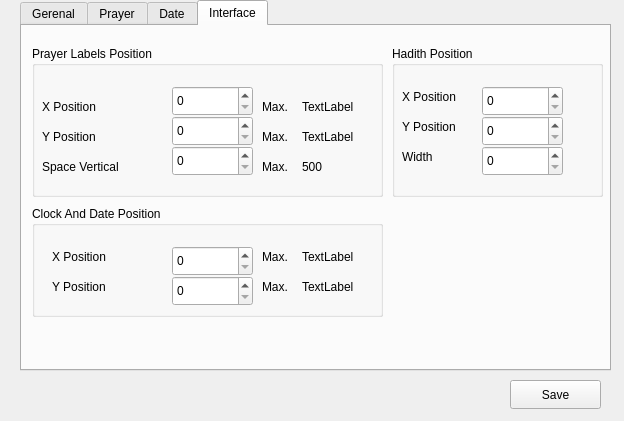
Above: settings.ui from OneUmmahTech/Takbeer before the change. Below: the same form after it.
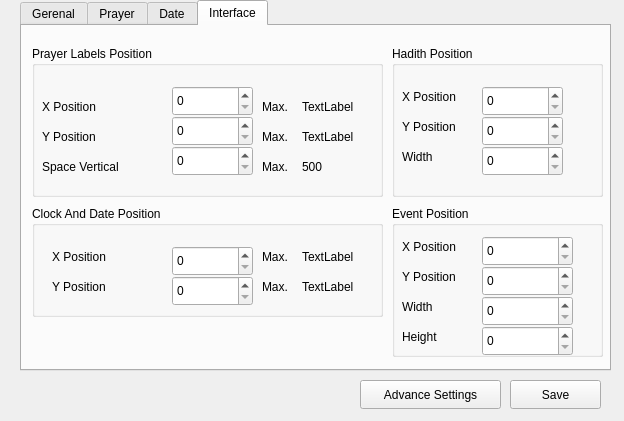
That is the form after the change. The open tabs and pages were chosen to show the change.

Commit message: adding events Function with it col in database

```diff
--- a/settings.ui
+++ b/settings.ui
@@ -706,6 +706,123 @@
       </property>
      </widget>
     </widget>
+    <widget class="QGroupBox" name="EventPosition">
+     <property name="geometry">
+      <rect>
+       <x>370</x>
+       <y>180</y>
+       <width>211</width>
+       <height>151</height>
+      </rect>
+     </property>
+     <property name="title">
+      <string>Event Position</string>
+     </property>
+     <widget class="QLabel" name="xPositionLabelEvent">
+      <property name="geometry">
+       <rect>
+        <x>10</x>
+        <y>30</y>
+        <width>81</width>
+        <height>21</height>
+       </rect>
+      </property>
+      <property name="text">
+       <string>X Position</string>
+      </property>
+     </widget>
+     <widget class="QLabel" name="yPositionLabelEvent">
+      <property name="geometry">
+       <rect>
+        <x>10</x>
+        <y>60</y>
+        <width>81</width>
+        <height>21</height>
+       </rect>
+      </property>
+      <property name="text">
+       <string>Y Position</string>
+      </property>
+     </widget>
+     <widget class="QLabel" name="widthEvent">
+      <property name="geometry">
+       <rect>
+        <x>10</x>
+        <y>90</y>
+        <width>81</width>
+        <height>21</height>
+       </rect>
+      </property>
+      <property name="text">
+       <string>Width</string>
+      </property>
+     </widget>
+     <widget class="QLabel" name="heightEvent">
+      <property name="geometry">
+       <rect>
+        <x>10</x>
+        <y>120</y>
+        <width>81</width>
+        <height>21</height>
+       </rect>
+      </property>
+      <property name="text">
+       <string>Height</string>
+      </property>
+     </widget>
+     <widget class="QSpinBox" name="spinBoxEventXposition">
+      <property name="geometry">
+       <rect>
+        <x>90</x>
+        <y>30</y>
+        <width>91</width>
+        <height>30</height>
+       </rect>
+      </property>
+      <property name="maximum">
+       <number>1000</number>
+      </property>
+     </widget>
+     <widget class="QSpinBox" name="spinBoxEventYposition">
+      <property name="geometry">
+       <rect>
+        <x>90</x>
+        <y>60</y>
+        <width>91</width>
+        <height>30</height>
+       </rect>
+      </property>
+      <property name="maximum">
+       <number>1000</number>
+      </property>
+     </widget>
+     <widget class="QSpinBox" name="spinBoxEventWidth">
+      <property name="geometry">
+       <rect>
+        <x>90</x>
+        <y>90</y>
+        <width>91</width>
+        <height>30</height>
+       </rect>
+      </property>
+      <property name="maximum">
+       <number>1000</number>
+      </property>
+     </widget>
+     <widget class="QSpinBox" name="spinBoxEventHeight">
+      <property name="geometry">
+       <rect>
+        <x>90</x>
+        <y>120</y>
+        <width>91</width>
+        <height>30</height>
+       </rect>
+      </property>
+      <property name="maximum">
+       <number>1000</number>
+      </property>
+     </widget>
+    </widget>
    </widget>
   </widget>
   <widget class="QPushButton" name="save_push">
@@ -721,6 +838,19 @@
     <string>Save</string>
    </property>
   </widget>
+  <widget class="QPushButton" name="AdvanceSettingsButton">
+   <property name="geometry">
+    <rect>
+     <x>360</x>
+     <y>380</y>
+     <width>141</width>
+     <height>29</height>
+    </rect>
+   </property>
+   <property name="text">
+    <string>Advance Settings</string>
+   </property>
+  </widget>
  </widget>
  <resources/>
  <connections/>
```
Left out of the diff: 2 changed lines with no effect on the pictures. The commit also changes 28 other files.
